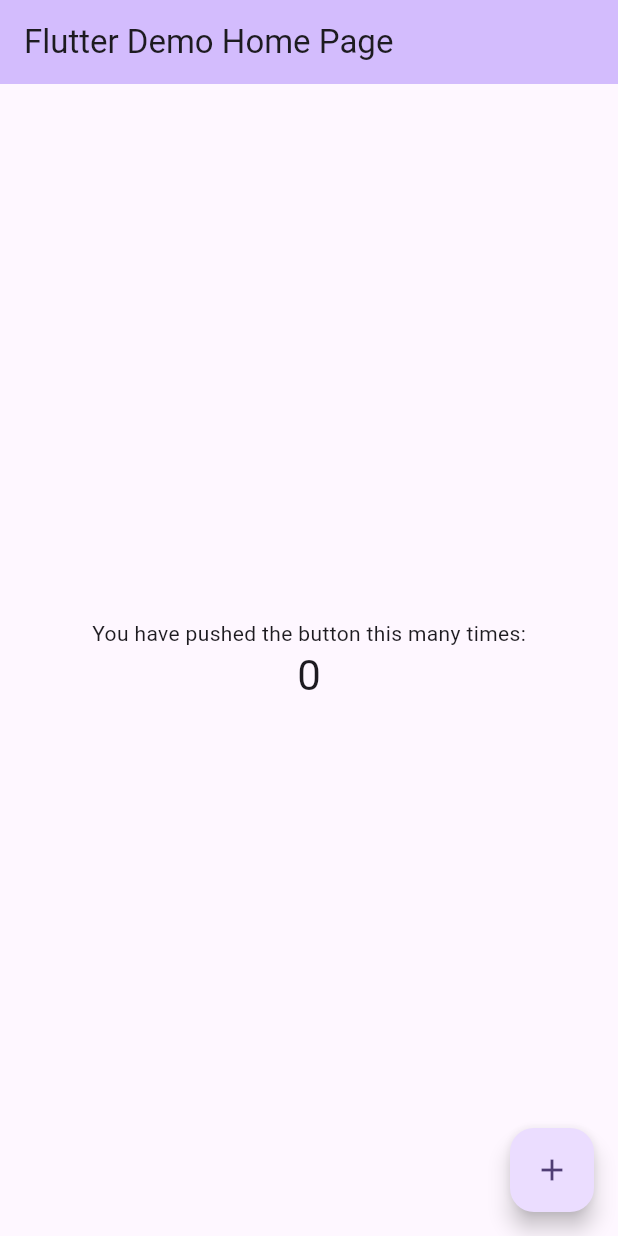
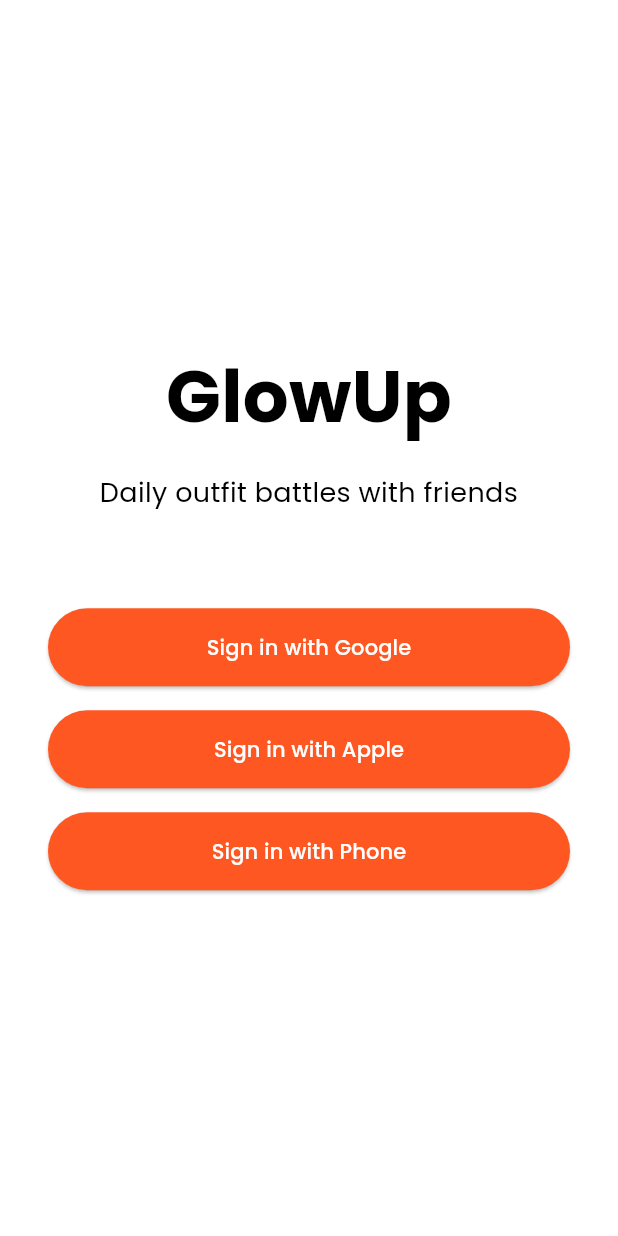
Before and after one commit to Destiny-Ed/glow-up, a Flutter app: the screen it shows after launch, on a phone screen of 412 x 824 dp. Run offline on Flutter 3.47's test engine with Material 3 defaults, Android fonts, the phone set to English and light mode, and no system bars; our stand-ins replace camera, cloud_firestore, contacts_service, firebase_auth, firebase_core, firebase_storage and 7 more; accounts and stored records are empty.

```diff
--- a/analysis_options.yaml
+++ b/analysis_options.yaml
@@ -23,6 +23,10 @@ linter:
   rules:
     # avoid_print: false  # Uncomment to disable the `avoid_print` rule
     # prefer_single_quotes: true  # Uncomment to enable the `prefer_single_quotes` rule
+    prefer_const_constructors: true
+    avoid_print: false
+    use_key_in_widget_constructors: true
+    prefer_final_locals: true
 
 # Additional information about this file can be found at
 # https://dart.dev/guides/language/analysis-options
--- a/lib/main.dart
+++ b/lib/main.dart
@@ -1,122 +1,43 @@
+import 'package:firebase_core/firebase_core.dart';
 import 'package:flutter/material.dart';
+import 'package:glow_up/screens/onboarding_screen.dart';
+import 'package:google_fonts/google_fonts.dart';
 
-void main() {
-  runApp(const MyApp());
+void main() async {
+  WidgetsFlutterBinding.ensureInitialized();
+  await Firebase.initializeApp();
+  runApp(const GlowUpApp());
 }
 
-class MyApp extends StatelessWidget {
-  const MyApp({super.key});
+class GlowUpApp extends StatelessWidget {
+  const GlowUpApp({super.key});
 
-  // This widget is the root of your application.
   @override
   Widget build(BuildContext context) {
     return MaterialApp(
-      title: 'Flutter Demo',
+      title: 'GlowUp',
       theme: ThemeData(
-        // This is the theme of your application.
-        //
-        // TRY THIS: Try running your application with "flutter run". You'll see
-        // the application has a purple toolbar. Then, without quitting the app,
-        // try changing the seedColor in the colorScheme below to Colors.green
-        // and then invoke "hot reload" (save your changes or press the "hot
-        // reload" button in a Flutter-supported IDE, or press "r" if you used
-        // the command line to start the app).
-        //
-        // Notice that the counter didn't reset back to zero; the application
-        // state is not lost during the reload. To reset the state, use hot
-        // restart instead.
-        //
-        // This works for code too, not just values: Most code changes can be
-        // tested with just a hot reload.
-        colorScheme: .fromSeed(seedColor: Colors.deepPurple),
+        primarySwatch: Colors.deepOrange,
+        scaffoldBackgroundColor: Colors.white,
+        appBarTheme: const AppBarTheme(
+          backgroundColor: Colors.white,
+          elevation: 0,
+          foregroundColor: Colors.black,
+        ),
+        textTheme: GoogleFonts.poppinsTextTheme(
+          Theme.of(context).textTheme.apply(bodyColor: Colors.black),
+        ),
+        elevatedButtonTheme: ElevatedButtonThemeData(
+          style: ElevatedButton.styleFrom(
+            backgroundColor: Colors.deepOrange,
+            foregroundColor: Colors.white,
+            shape: RoundedRectangleBorder(borderRadius: BorderRadius.circular(30)),
+            padding: const EdgeInsets.symmetric(horizontal: 32, vertical: 16),
+          ),
+        ),
+        colorScheme: ColorScheme.fromSwatch(primarySwatch: Colors.deepOrange).copyWith(background: Colors.white),
       ),
-      home: const MyHomePage(title: 'Flutter Demo Home Page'),
+      home: const OnboardingScreen(),
     );
   }
 }
-
-class MyHomePage extends StatefulWidget {
-  const MyHomePage({super.key, required this.title});
-
-  // This widget is the home page of your application. It is stateful, meaning
-  // that it has a State object (defined below) that contains fields that affect
-  // how it looks.
-
-  // This class is the configuration for the state. It holds the values (in this
-  // case the title) provided by the parent (in this case the App widget) and
-  // used by the build method of the State. Fields in a Widget subclass are
-  // always marked "final".
-
-  final String title;
-
-  @override
-  State<MyHomePage> createState() => _MyHomePageState();
-}
-
-class _MyHomePageState extends State<MyHomePage> {
-  int _counter = 0;
-
-  void _incrementCounter() {
-    setState(() {
-      // This call to setState tells the Flutter framework that something has
-      // changed in this State, which causes it to rerun the build method below
-      // so that the display can reflect the updated values. If we changed
-      // _counter without calling setState(), then the build method would not be
-      // called again, and so nothing would appear to happen.
-      _counter++;
-    });
-  }
-
-  @override
-  Widget build(BuildContext context) {
-    // This method is rerun every time setState is called, for instance as done
-    // by the _incrementCounter method above.
-    //
-    // The Flutter framework has been optimized to make rerunning build methods
-    // fast, so that you can just rebuild anything that needs updating rather
-    // than having to individually change instances of widgets.
-    return Scaffold(
-      appBar: AppBar(
-        // TRY THIS: Try changing the color here to a specific color (to
-        // Colors.amber, perhaps?) and trigger a hot reload to see the AppBar
-        // change color while the other colors stay the same.
-        backgroundColor: Theme.of(context).colorScheme.inversePrimary,
-        // Here we take the value from the MyHomePage object that was created by
-        // the App.build method, and use it to set our appbar title.
-        title: Text(widget.title),
-      ),
-      body: Center(
-        // Center is a layout widget. It takes a single child and positions it
-        // in the middle of the parent.
-        child: Column(
-          // Column is also a layout widget. It takes a list of children and
-          // arranges them vertically. By default, it sizes itself to fit its
-          // children horizontally, and tries to be as tall as its parent.
-          //
-          // Column has various properties to control how it sizes itself and
-          // how it positions its children. Here we use mainAxisAlignment to
-          // center the children vertically; the main axis here is the vertical
-          // axis because Columns are vertical (the cross axis would be
-          // horizontal).
-          //
-          // TRY THIS: Invoke "debug painting" (choose the "Toggle Debug Paint"
-          // action in the IDE, or press "p" in the console), to see the
-          // wireframe for each widget.
-          mainAxisAlignment: .center,
-          children: [
-            const Text('You have pushed the button this many times:'),
-            Text(
-              '$_counter',
-              style: Theme.of(context).textTheme.headlineMedium,
-            ),
-          ],
-        ),
-      ),
-      floatingActionButton: FloatingActionButton(
-        onPressed: _incrementCounter,
-        tooltip: 'Increment',
-        child: const Icon(Icons.add),
-      ),
-    );
-  }
-}
--- /dev/null
+++ b/lib/screens/onboarding_screen.dart
@@ -0,0 +1,77 @@
+import 'package:contacts_service/contacts_service.dart';
+import 'package:flutter/material.dart';
+import 'package:glow_up/screens/camera_screen.dart';
+import 'package:glow_up/services/auth_service.dart';
+import 'package:permission_handler/permission_handler.dart';
+import 'package:fluttertoast/fluttertoast.dart';
+
+class OnboardingScreen extends StatelessWidget {
+  const OnboardingScreen({super.key});
+
+  Future<void> _requestContacts() async {
+    if (await Permission.contacts.request().isGranted) {
+      await ContactsService.getContacts();
+      // Process and find friends on app
+    } else {
+      Fluttertoast.showToast(msg: 'Contacts access denied');
+    }
+  }
+
+  @override
+  Widget build(BuildContext context) {
+    final auth = AuthService();
+
+    return Scaffold(
+      body: SafeArea(
+        child: Padding(
+          padding: const EdgeInsets.all(32.0),
+          child: Column(
+            mainAxisAlignment: MainAxisAlignment.center,
+            crossAxisAlignment: CrossAxisAlignment.stretch,
+            children: [
+              const Text(
+                'GlowUp',
+                style: TextStyle(fontSize: 48, fontWeight: FontWeight.bold),
+                textAlign: TextAlign.center,
+              ),
+              const SizedBox(height: 16),
+              const Text(
+                'Daily outfit battles with friends',
+                style: TextStyle(fontSize: 18),
+                textAlign: TextAlign.center,
+              ),
+              const SizedBox(height: 64),
+              ElevatedButton(
+                onPressed: () async {
+                  await auth.signInWithGoogle();
+                  await _requestContacts();
+                  Navigator.pushReplacement(context, MaterialPageRoute(builder: (_) => const CameraScreen(isFirst: true)));
+                },
+                child: const Text('Sign in with Google'),
+              ),
+              const SizedBox(height: 16),
+              ElevatedButton(
+                onPressed: () async {
+                  await auth.signInWithApple();
+                  await _requestContacts();
+                  Navigator.pushReplacement(context, MaterialPageRoute(builder: (_) => const CameraScreen(isFirst: true)));
+                },
+                child: const Text('Sign in with Apple'),
+              ),
+              const SizedBox(height: 16),
+              ElevatedButton(
+                onPressed: () async {
+                  // Phone sign-in flow
+                  await auth.signInWithPhone('+1'); // Placeholder
+                  await _requestContacts();
+                  Navigator.pushReplacement(context, MaterialPageRoute(builder: (_) => const CameraScreen(isFirst: true)));
+                },
+                child: const Text('Sign in with Phone'),
+              ),
+            ],
+          ),
+        ),
+      ),
+    );
+  }
+}
```
Also changed, not shown: lib/screens/camera_screen.dart (added, +85 -0 lines), lib/screens/home_screen.dart (added, +77 -0 lines), lib/screens/profile_screen.dart (added, +34 -0 lines), lib/services/auth_service.dart (added, +48 -0 lines), lib/services/db_service.dart (added, +40 -0 lines), lib/services/storage_service.dart (added, +13 -0 lines), pubspec.yaml (+16 -1 lines), firebase.json (added), lib/firebase_options.dart (added), pubspec.lock, 21 other files.
